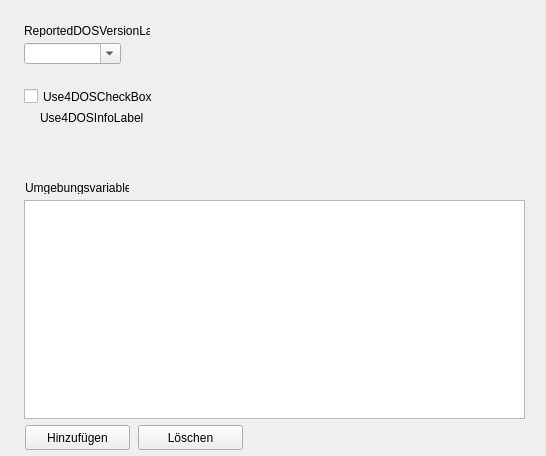
Above: src/forms/ModernProfileEditorDOSEnvironmentFrameUnit.ui from Eldricos/D-Fend-Reborn before the change. Below: the same form after it.
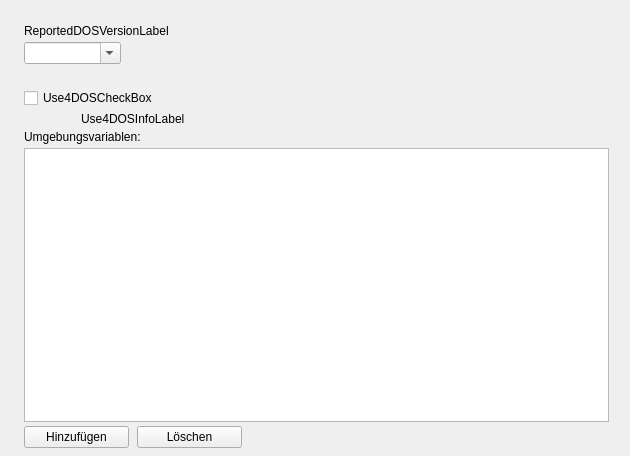
That is the form after the change. Icons and pictures are not drawn. Custom widgets are drawn as their Qt base class.

Commit message: Modern profile editor: Qt layouts instead of fixed pixel positions

Diff of the .ui file:
```diff
--- a/src/forms/ModernProfileEditorDOSEnvironmentFrameUnit.ui
+++ b/src/forms/ModernProfileEditorDOSEnvironmentFrameUnit.ui
@@ -5,60 +5,113 @@
     <property name="geometry"><rect><x>0</x><y>0</y><width>546</width><height>456</height></rect></property>
     <property name="vclDesignWidth" stdset="0"><number>546</number></property>
     <property name="vclDesignHeight" stdset="0"><number>456</number></property>
+    <layout class="QVBoxLayout" name="ModernProfileEditorDOSEnvironmentFrame_Layout" stretch="0,0,1">
+      <property name="leftMargin"><number>24</number></property>
+      <property name="topMargin"><number>24</number></property>
+      <property name="rightMargin"><number>21</number></property>
+      <property name="bottomMargin"><number>8</number></property>
+      <property name="spacing"><number>0</number></property>
+      <item>
+        <layout class="QGridLayout" name="ModernProfileEditorDOSEnvironmentFrame_Section1" columnstretch="0,1">
+          <property name="leftMargin"><number>0</number></property>
+          <property name="topMargin"><number>0</number></property>
+          <property name="rightMargin"><number>0</number></property>
+          <property name="bottomMargin"><number>0</number></property>
+          <property name="horizontalSpacing"><number>8</number></property>
+          <property name="verticalSpacing"><number>4</number></property>
+          <item row="0" column="0" colspan="2">
     <widget class="QLabel" name="ReportedDOSVersionLabel">
-      <property name="geometry"><rect><x>24</x><y>24</y><width>126</width><height>13</height></rect></property>
       <property name="text"><string>ReportedDOSVersionLabel</string></property>
       <property name="textFormat"><enum>Qt::PlainText</enum></property>
       <property name="alignment"><set>Qt::AlignLeft|Qt::AlignTop</set></property>
-      <property name="vclAutoSize" stdset="0"><bool>true</bool></property>
-    </widget>
-    <widget class="QLabel" name="CustomSetsEnvLabel">
-      <property name="geometry"><rect><x>25</x><y>181</y><width>104</width><height>13</height></rect></property>
-      <property name="text"><string>Umgebungsvariablen:</string></property>
-      <property name="textFormat"><enum>Qt::PlainText</enum></property>
-      <property name="alignment"><set>Qt::AlignLeft|Qt::AlignTop</set></property>
-      <property name="vclAutoSize" stdset="0"><bool>true</bool></property>
-    </widget>
-    <widget class="QLabel" name="Use4DOSInfoLabel">
-      <property name="geometry"><rect><x>40</x><y>111</y><width>480</width><height>64</height></rect></property>
-      <property name="text"><string>Use4DOSInfoLabel</string></property>
-      <property name="textFormat"><enum>Qt::PlainText</enum></property>
-      <property name="wordWrap"><bool>true</bool></property>
-      <property name="alignment"><set>Qt::AlignLeft|Qt::AlignTop</set></property>
-    </widget>
+            </widget>
+          </item>
+          <item row="1" column="0" alignment="Qt::AlignLeft">
     <widget class="QComboBox" name="ReportedDOSVersionComboBox">
-      <property name="geometry"><rect><x>24</x><y>43</y><width>97</width><height>21</height></rect></property>
       <property name="editable"><bool>true</bool></property>
       <property name="maxVisibleItems"><number>8</number></property>
-    </widget>
+              <property name="minimumSize"><size><width>97</width><height>0</height></size></property>
+            </widget>
+          </item>
+          <item row="0" column="1">
+            <spacer name="ModernProfileEditorDOSEnvironmentFrame_Section1_HFill">
+              <property name="orientation"><enum>Qt::Horizontal</enum></property>
+              <property name="sizeHint" stdset="0"><size><width>0</width><height>0</height></size></property>
+            </spacer>
+          </item>
+        </layout>
+      </item>
+      <item>
+        <spacer name="ModernProfileEditorDOSEnvironmentFrame_Gap1">
+          <property name="orientation"><enum>Qt::Vertical</enum></property>
+          <property name="sizeType"><enum>QSizePolicy::Fixed</enum></property>
+          <property name="sizeHint" stdset="0"><size><width>0</width><height>24</height></size></property>
+        </spacer>
+      </item>
+      <item>
+        <layout class="QGridLayout" name="ModernProfileEditorDOSEnvironmentFrame_Section2" columnstretch="0,0,0,1" rowstretch="0,0,0,1,0">
+          <property name="leftMargin"><number>0</number></property>
+          <property name="topMargin"><number>0</number></property>
+          <property name="rightMargin"><number>0</number></property>
+          <property name="bottomMargin"><number>0</number></property>
+          <property name="horizontalSpacing"><number>8</number></property>
+          <property name="verticalSpacing"><number>4</number></property>
+          <item row="0" column="0" colspan="4">
     <widget class="QCheckBox" name="Use4DOSCheckBox">
-      <property name="geometry"><rect><x>24</x><y>88</y><width>496</width><height>17</height></rect></property>
-      <property name="vclAnchors" stdset="0"><string notr="true">akLeft,akTop,akRight</string></property>
       <property name="text"><string>Use4DOSCheckBox</string></property>
     </widget>
+          </item>
+          <item row="1" column="1" colspan="3">
+            <widget class="QLabel" name="Use4DOSInfoLabel">
+              <property name="text"><string>Use4DOSInfoLabel</string></property>
+              <property name="textFormat"><enum>Qt::PlainText</enum></property>
+              <property name="wordWrap"><bool>true</bool></property>
+              <property name="alignment"><set>Qt::AlignLeft|Qt::AlignTop</set></property>
+              <property name="minimumSize"><size><width>480</width><height>0</height></size></property>
+            </widget>
+          </item>
+          <item row="2" column="0" colspan="4">
+            <widget class="QLabel" name="CustomSetsEnvLabel">
+              <property name="text"><string>Umgebungsvariablen:</string></property>
+              <property name="textFormat"><enum>Qt::PlainText</enum></property>
+              <property name="alignment"><set>Qt::AlignLeft|Qt::AlignTop</set></property>
+            </widget>
+          </item>
+          <item row="3" column="0" colspan="4">
     <widget class="TValueListEditorWidget" name="CustomSetsValueListEditor">
-      <property name="geometry"><rect><x>24</x><y>200</y><width>501</width><height>219</height></rect></property>
-      <property name="vclAnchors" stdset="0"><string notr="true">akLeft,akTop,akRight,akBottom</string></property>
       <property name="vclColumnWidths" stdset="0"><string notr="true">150,345</string></property>
       <property name="keyEdit" stdset="0"><bool>true</bool></property>
-    </widget>
+              <property name="minimumSize"><size><width>0</width><height>0</height></size></property>
+            </widget>
+          </item>
+          <item row="4" column="0" colspan="2" alignment="Qt::AlignLeft">
     <widget class="QPushButton" name="CustomSetsEnvAdd">
-      <property name="geometry"><rect><x>25</x><y>425</y><width>105</width><height>25</height></rect></property>
-      <property name="vclAnchors" stdset="0"><string notr="true">akLeft,akBottom</string></property>
       <property name="text"><string>Hinzufügen</string></property>
       <property name="icon"><iconset resource="../../resources/dfend.qrc"><normaloff>:/glyphs/7bc99400adfc8024.png</normaloff></iconset></property>
       <property name="autoDefault"><bool>false</bool></property>
       <property name="vclOnClick" stdset="0"><string notr="true">ButtonWork</string></property>
-    </widget>
+              <property name="minimumSize"><size><width>105</width><height>0</height></size></property>
+            </widget>
+          </item>
+          <item row="4" column="2" alignment="Qt::AlignLeft">
     <widget class="QPushButton" name="CustomSetsEnvDel">
-      <property name="geometry"><rect><x>138</x><y>425</y><width>105</width><height>25</height></rect></property>
-      <property name="vclAnchors" stdset="0"><string notr="true">akLeft,akBottom</string></property>
       <property name="tag" stdset="0"><number>1</number></property>
       <property name="text"><string>Löschen</string></property>
       <property name="icon"><iconset resource="../../resources/dfend.qrc"><normaloff>:/glyphs/86ad06b420cc830c.png</normaloff></iconset></property>
       <property name="autoDefault"><bool>false</bool></property>
       <property name="vclOnClick" stdset="0"><string notr="true">ButtonWork</string></property>
-    </widget>
+              <property name="minimumSize"><size><width>105</width><height>0</height></size></property>
+            </widget>
+          </item>
+          <item row="0" column="3">
+            <spacer name="ModernProfileEditorDOSEnvironmentFrame_Section2_HFill">
+              <property name="orientation"><enum>Qt::Horizontal</enum></property>
+              <property name="sizeHint" stdset="0"><size><width>0</width><height>0</height></size></property>
+            </spacer>
+          </item>
+        </layout>
+      </item>
+    </layout>
   </widget>
   <customwidgets>
     <customwidget>
```
Left out of the diff: 6 changed lines with no effect on the pictures. Lines whose indentation alone changed are shown as unchanged. The commit also changes 42 other files.
